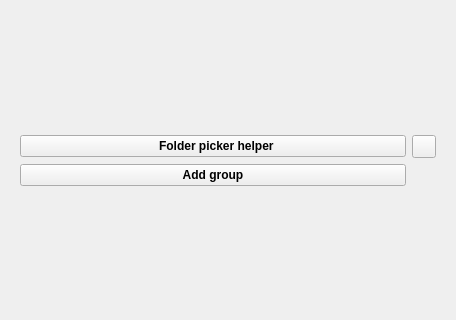
Qt form ClearMap/gui/creator/batch_tab.ui (ClearAnatomics/ClearMap) before a commit; both pictures show x 0 to 456 and y 163 to 483 of the 456 by 822 pixel window.
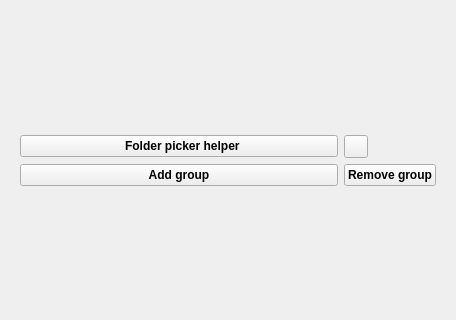
The same form after that commit. Icons and pictures are not drawn.

Commit message: Adds option to remove last group from batch mode

What changed in the file:
```diff
--- a/ClearMap/gui/creator/batch_tab.ui
+++ b/ClearMap/gui/creator/batch_tab.ui
@@ -40,7 +40,7 @@
        <string>Sample folders</string>
       </attribute>
       <layout class="QGridLayout" name="gridLayout">
-       <item row="0" column="0">
+       <item row="0" column="1">
         <layout class="QGridLayout" name="sampleFoldersPageLayout">
          <item row="0" column="0">
           <widget class="QPushButton" name="folderPickerHelperPushButton">
@@ -78,6 +78,17 @@
            </property>
           </widget>
          </item>
+         <item row="1" column="1">
+          <widget class="QPushButton" name="removeGroupPushButton">
+           <property name="text">
+            <string>Remove group</string>
+           </property>
+           <property name="icon">
+            <iconset theme="add">
+             <normaloff>.</normaloff>.</iconset>
+           </property>
+          </widget>
+         </item>
         </layout>
        </item>
       </layout>
```
Left out of the diff: 16 changed lines with no effect on the pictures. The commit also changes 1 other file.
